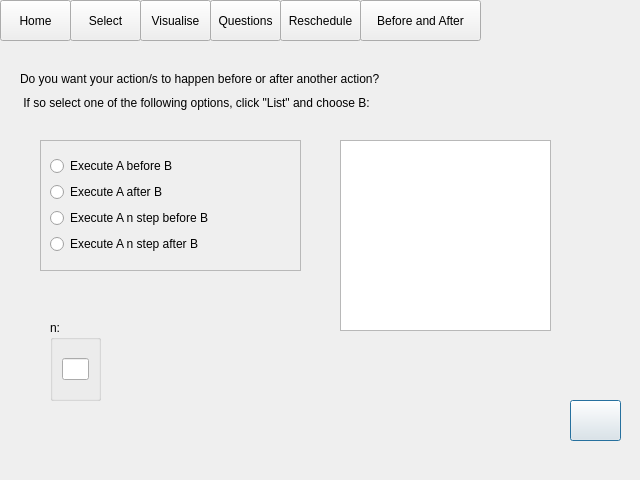
Before: the Qt Designer form reschdulebeforeafter.ui in ariannabettin/FYPArianna, drawn with Qt 5.
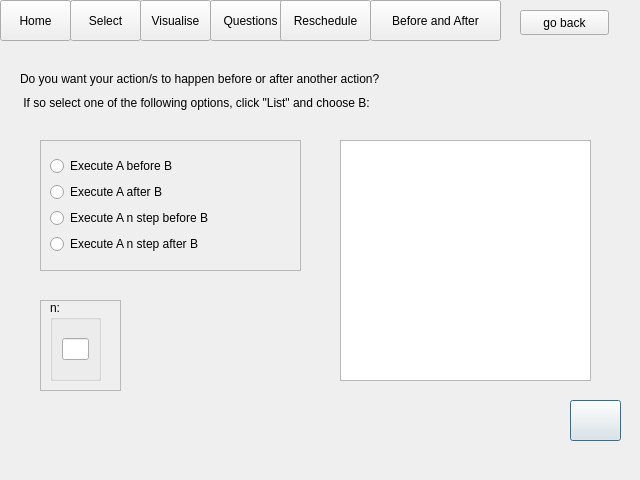
After: the same form once the commit is applied.

The edit to the form file:
```diff
--- a/reschdulebeforeafter.ui
+++ b/reschdulebeforeafter.ui
@@ -13,12 +13,15 @@
   <property name="windowTitle">
    <string>Dialog</string>
   </property>
+  <property name="styleSheet">
+   <string notr="true">font: 75 12pt &quot;TakaoPGothic&quot;;</string>
+  </property>
   <widget class="QWidget" name="layoutWidget">
    <property name="geometry">
     <rect>
      <x>20</x>
      <y>70</y>
-     <width>466</width>
+     <width>515</width>
      <height>42</height>
     </rect>
    </property>
@@ -39,24 +42,6 @@
     </item>
    </layout>
   </widget>
-  <widget class="QGroupBox" name="groupBox">
-   <property name="geometry">
-    <rect>
-     <x>50</x>
-     <y>320</y>
-     <width>51</width>
-     <height>81</height>
-    </rect>
-   </property>
-   <property name="title">
-    <string>n:</string>
-   </property>
-   <layout class="QHBoxLayout" name="horizontalLayout_2">
-    <item>
-     <widget class="QLineEdit" name="stepsLine_2"/>
-    </item>
-   </layout>
-  </widget>
   <widget class="QPushButton" name="doneButton">
    <property name="geometry">
     <rect>
@@ -70,21 +55,6 @@
     <string/>
    </property>
   </widget>
-  <widget class="QWidget" name="layoutWidget_2">
-   <property name="geometry">
-    <rect>
-     <x>340</x>
-     <y>140</y>
-     <width>211</width>
-     <height>191</height>
-    </rect>
-   </property>
-   <layout class="QVBoxLayout" name="verticalLayout_9">
-    <item>
-     <widget class="QListWidget" name="list_2"/>
-    </item>
-   </layout>
-  </widget>
   <widget class="QFrame" name="frame_2">
    <property name="geometry">
     <rect>
@@ -166,7 +136,7 @@
     <rect>
      <x>210</x>
      <y>0</y>
-     <width>71</width>
+     <width>81</width>
      <height>41</height>
     </rect>
    </property>
@@ -192,7 +162,7 @@
     <rect>
      <x>280</x>
      <y>0</y>
-     <width>81</width>
+     <width>91</width>
      <height>41</height>
     </rect>
    </property>
@@ -203,9 +173,9 @@
   <widget class="QPushButton" name="pushButton">
    <property name="geometry">
     <rect>
-     <x>360</x>
+     <x>370</x>
      <y>0</y>
-     <width>121</width>
+     <width>131</width>
      <height>41</height>
     </rect>
    </property>
@@ -213,6 +183,63 @@
     <string>Before and After</string>
    </property>
   </widget>
+  <widget class="QPushButton" name="backButton">
+   <property name="geometry">
+    <rect>
+     <x>520</x>
+     <y>10</y>
+     <width>89</width>
+     <height>25</height>
+    </rect>
+   </property>
+   <property name="text">
+    <string>go back</string>
+   </property>
+  </widget>
+  <widget class="QFrame" name="frame">
+   <property name="geometry">
+    <rect>
+     <x>40</x>
+     <y>300</y>
+     <width>81</width>
+     <height>91</height>
+    </rect>
+   </property>
+   <property name="frameShape">
+    <enum>QFrame::StyledPanel</enum>
+   </property>
+   <property name="frameShadow">
+    <enum>QFrame::Raised</enum>
+   </property>
+   <widget class="QGroupBox" name="groupBox">
+    <property name="geometry">
+     <rect>
+      <x>10</x>
+      <y>0</y>
+      <width>51</width>
+      <height>81</height>
+     </rect>
+    </property>
+    <property name="title">
+     <string>n:</string>
+    </property>
+    <layout class="QHBoxLayout" name="horizontalLayout_2">
+     <item>
+      <widget class="QLineEdit" name="stepsLine_2"/>
+     </item>
+    </layout>
+   </widget>
+  </widget>
+  <widget class="QListWidget" name="list_2">
+   <property name="geometry">
+    <rect>
+     <x>340</x>
+     <y>140</y>
+     <width>251</width>
+     <height>241</height>
+    </rect>
+   </property>
+  </widget>
  </widget>
  <resources/>
  <connections/>
```
Left out of the diff: 2 changed lines with no effect on the pictures.
